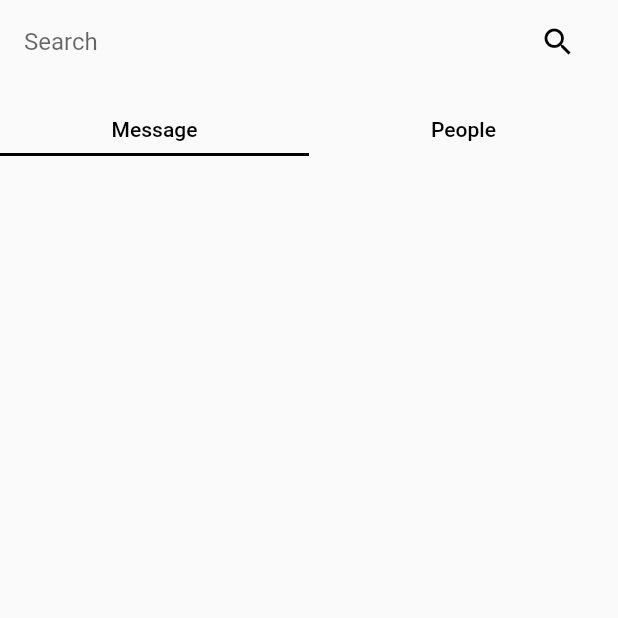
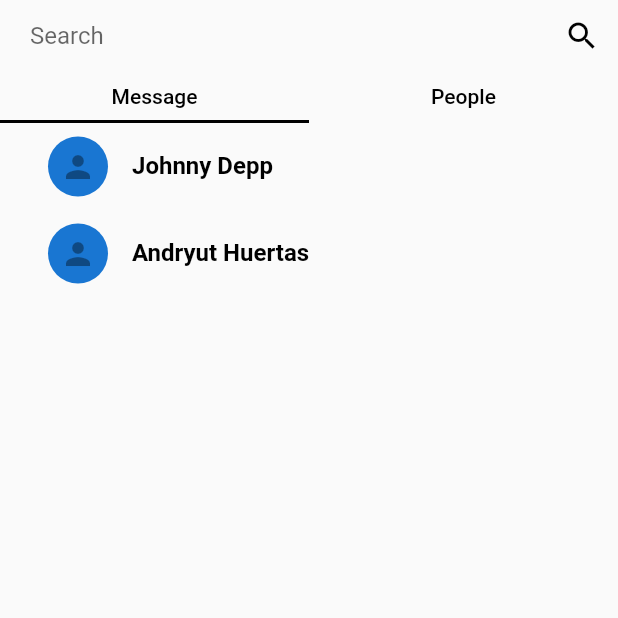
Before and after one commit to Andryut/my-community, a Flutter app: the ChatsScreen screen opened directly, on a phone screen of 412 x 824 dp, the top half of it. Run offline on Flutter 3.47's test engine with Material 2 defaults, Android fonts, the phone set to English and light mode, and no system bars; our stand-ins replace cloud_firestore, google_maps_flutter, location; accounts and stored records are empty.

Commit message:
making chats

```diff
--- a/my_community_app/lib/screens/home/chats/chats_screen.dart
+++ b/my_community_app/lib/screens/home/chats/chats_screen.dart
@@ -1,4 +1,5 @@
 import 'package:flutter/material.dart';
+import 'package:my_community_app/screens/home/chats/people_card.dart';
 
 class ChatsScreen extends StatefulWidget {
   @override
@@ -23,6 +24,7 @@ class _ChatsScreenState extends State<ChatsScreen> {
 
   Widget _buildSearch() {
     return Container(
+      padding: EdgeInsets.only(left: 20.0),
       child: Row(
         children: <Widget>[
           Flexible(
@@ -54,13 +56,20 @@ class _ChatsScreenState extends State<ChatsScreen> {
 
   AppBar _buildAppBar() {
     AppBar bar = AppBar(
-      title: _buildSearch(),
-      bottom: TabBar(
-        tabs: [
-          _buildTabTitle('Message'),
-          _buildTabTitle('People'),
-        ],
-        indicatorColor: Colors.black,
+      bottom: PreferredSize(
+        preferredSize: Size.fromHeight(26.0),
+        child: Column(
+          children: <Widget>[
+            _buildSearch(),
+            TabBar(
+              tabs: [
+                _buildTabTitle('Message'),
+                _buildTabTitle('People'),
+              ],
+              indicatorColor: Colors.black,
+            )
+          ],
+        ),
       ),
       backgroundColor: Colors.transparent,
       elevation: 0.0,
@@ -70,7 +79,12 @@ class _ChatsScreenState extends State<ChatsScreen> {
   }
 
   Widget _buildChatsScreen() {
-    return Container();
+    return Column(
+      children: <Widget>[
+        PeopleCard(name: 'Johnny Depp'),
+        PeopleCard(name: 'Andryut Huertas'),
+      ],
+    );
   }
 
   Widget _buildPeopleScreen() {
--- /dev/null
+++ b/my_community_app/lib/screens/home/chats/people_card.dart
@@ -0,0 +1,62 @@
+import 'package:flutter/material.dart';
+
+class PeopleCard extends StatelessWidget {
+  PeopleCard({this.imageUrl, this.name});
+
+  final String imageUrl;
+  final String name;
+
+  @override
+  Widget build(BuildContext context) {
+    return Container(
+      margin: const EdgeInsets.symmetric(vertical: 5.0),
+      child: FlatButton(
+        onPressed: () {},
+        child: Row(
+          crossAxisAlignment: CrossAxisAlignment.start,
+          mainAxisAlignment: MainAxisAlignment.start,
+          children: <Widget>[
+            Container(
+              margin: const EdgeInsets.only(right: 16.0, left: 16.0),
+              child: imageUrl == null
+                  ? CircleAvatar(
+                      child: Icon(Icons.person, color: Colors.black38),
+                    )
+                  : Container(
+                      child: Material(
+                        child: Image.asset(
+                          this.imageUrl,
+                          fit: BoxFit.cover,
+                        ),
+                        shape: CircleBorder(),
+                        clipBehavior: Clip.antiAlias,
+                      ),
+                      constraints: BoxConstraints(
+                          minHeight: 35.0,
+                          minWidth: 35.0,
+                          maxHeight: 40.0,
+                          maxWidth: 40.0),
+                    ),
+            ),
+            Container(
+              child: Text(
+                name,
+                textAlign: TextAlign.left,
+                style: TextStyle(
+                  fontSize: 16.0,
+                  color: Colors.black,
+                  fontWeight: FontWeight.bold,
+                ),
+              ),
+              decoration: BoxDecoration(
+                color: Colors.transparent,
+              ),
+              margin: EdgeInsets.only(right: 50.0, top: 10.0, bottom: 10.0),
+            ),
+          ],
+          textDirection: TextDirection.ltr,
+        ),
+      ),
+    );
+  }
+}
```
